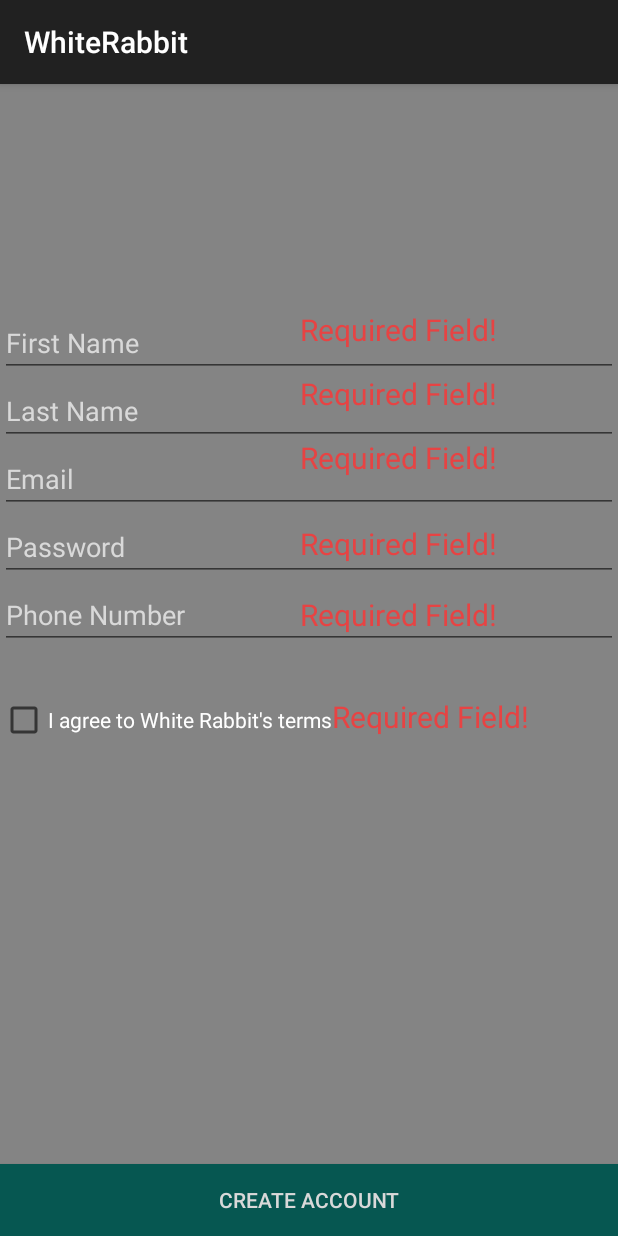
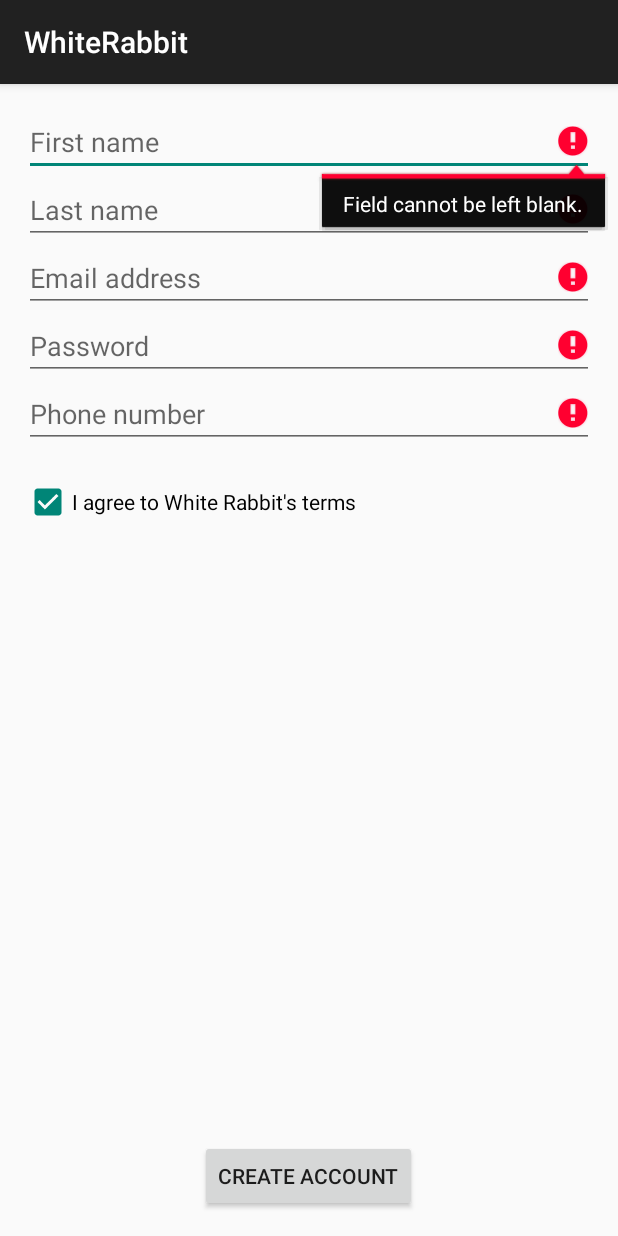
Before and after one commit to jak060/WhiteRabbit, an Android app: the CreateAccountActivity screen opened directly, with no data from a screen before it, after a tap on "CREATE ACCOUNT", on a phone screen of 412 x 824 dp. Run offline under Robolectric (Android 15) with nearby library versions, the light colour scheme and no system bars; 1 other tap on this screen came first.

Commit message:
Update create account activity UI

```diff
--- a/app/src/main/java/com/example/whiterabbit/CreateAccountActivity.java
+++ b/app/src/main/java/com/example/whiterabbit/CreateAccountActivity.java
@@ -1,25 +1,14 @@
 package com.example.whiterabbit;
 
-import android.app.Activity;
 import android.app.ProgressDialog;
 import android.content.Intent;
 import android.os.Bundle;
-import android.support.v7.app.ActionBarActivity;
 import android.support.v7.app.AppCompatActivity;
-import android.text.Editable;
-import android.text.TextWatcher;
 import android.util.Log;
-import android.view.KeyEvent;
-import android.view.Menu;
-import android.view.MenuItem;
 import android.view.View;
-import android.view.inputmethod.EditorInfo;
-import android.view.inputmethod.InputMethodManager;
 import android.widget.Button;
 import android.widget.CheckBox;
 import android.widget.EditText;
-import android.widget.RadioButton;
-import android.widget.RadioGroup;
 import android.widget.TextView;
 import android.widget.Toast;
 
@@ -31,39 +20,19 @@
 
 public class CreateAccountActivity extends AppCompatActivity {
 
+    private static final String ERROR_EMPTY_FIELD = "Field cannot be left blank.";
+    private static final String ERROR_AGREE_BOX = "You must agree to the terms to create an account.";
+
     // For the debugging purpose
     public final String TAG = this.getClass().getSimpleName();
 
-    // To convert user inputs(EditText) to String
-    public String textField1 = "";
-    public String textField2 = "";
-    public String textField3 = "";
-    public String textField4 = "";
-    public String textField5 = "";
+    private EditText firstName;
+    private EditText lastName;
+    private EditText email;
+    private EditText password;
+    private EditText phoneNumber;
 
-    // To check whether textFields(user inputs) are empty
-    public boolean isEmpty1 = true;
-    public boolean isEmpty2 = true;
-    public boolean isEmpty3 = true;
-    public boolean isEmpty4 = true;
-    public boolean isEmpty5 = true;
-
-    // To check whether the user has checked the checkbox for the agreeing terms
-    public boolean isChecked = false;
-
-    public EditText firstName;
-    public EditText lastName;
-    public EditText email;
-    public EditText password;
-    public EditText phoneNumber;
-
-    // To let user know that they have to meet minimum requirements to create an account
-    public TextView req1;
-    public TextView req2;
-    public TextView req3;
-    public TextView req4;
-    public TextView req5;
-    public TextView req6;
+    private TextView agreeBoxReqMsg;
 
     @Override
     protected void onCreate(Bundle savedInstanceState) {
@@ -80,14 +49,18 @@
         password = (EditText) findViewById(R.id.password);
         phoneNumber = (EditText) findViewById(R.id.phoneNumber);
 
-        req1 = (TextView) findViewById(R.id.reqField1);
-        req2 = (TextView) findViewById(R.id.reqField2);
-        req3 = (TextView) findViewById(R.id.reqField3);
-        req4 = (TextView) findViewById(R.id.reqField4);
-        req5 = (TextView) findViewById(R.id.reqField5);
-        req6 = (TextView) findViewById(R.id.reqField6);
+        agreeBoxReqMsg = (TextView) findViewById(R.id.agreeBoxReqMsg);
 
         final CheckBox agreeTerm = (CheckBox) findViewById(R.id.agreeBox);
+        agreeTerm.setOnClickListener(new View.OnClickListener() {
+
+            @Override
+            public void onClick(View v) {
+                if (agreeTerm.isChecked()) {
+                    agreeBoxReqMsg.setText("");
+                }
+            }
+        });
 
         // Hides the keyboard when the user touches something other then the edit text fields
         Utility.hideKeyboard(this, firstName);
@@ -102,72 +75,39 @@
             @Override
             public void onClick(View v) {
 
-                textField1 = firstName.getText().toString();
-                textField2 = lastName.getText().toString();
-                textField3 = email.getText().toString();
-                textField4 = password.getText().toString();
-                textField5 = phoneNumber.getText().toString();
-
-                // To check whether each input is empty or not
-                if(textField1.length() > 0) {
-                    isEmpty1 = false;
-                    req1.setText("");
-                } else {
-                    isEmpty1 = true;
-                    req1.setText("Required Field!");
+                if(firstName.getText().length() == 0) {
+                    firstName.setError(ERROR_EMPTY_FIELD);
                 }
 
-                if(textField2.length() > 0) {
-                    isEmpty2 = false;
-                    req2.setText("");
-                } else {
-                    isEmpty2 = true;
-                    req2.setText("Required Field!");
-                }
-                if(textField3.length() > 0) {
-                    isEmpty3 = false;
-                    req3.setText("");
-                } else {
-                    isEmpty3 = true;
-                    req3.setText("Required Field!");
+                if(lastName.getText().length() == 0) {
+                    lastName.setError(ERROR_EMPTY_FIELD);
                 }
 
-                if(textField4.length() > 0) {
-                    isEmpty4 = false;
-                    req4.setText("");
-                } else {
-                    isEmpty4 = true;
-                    req4.setText("Required Field!");
+                if(email.getText().length() == 0) {
+                    email.setError(ERROR_EMPTY_FIELD);
                 }
 
-                if(textField5.length() > 0) {
-                    isEmpty5 = false;
-                    req5.setText("");
-                } else {
-                    isEmpty5 = true;
-                    req5.setText("Required Field!");
+                if(password.getText().length() == 0) {
+                    password.setError(ERROR_EMPTY_FIELD);
                 }
 
-                // If the return value is false, then it indicates that the user hasn't checked
-                // the checkbox
-                if(agreeTerm.isChecked() == false) {
-                    isChecked = false;
-                    req6.setText("Required Field!");
-                } else {
-                    isChecked = true;
-                    req6.setText("");
+                if(phoneNumber.getText().length() == 0) {
+                    phoneNumber.setError(ERROR_EMPTY_FIELD);
                 }
 
-                Log.v(TAG, "isEmpty1:" + isEmpty1);
-                Log.v(TAG, "isEmpty2:" + isEmpty2);
-                Log.v(TAG, "isEmpty3:" + isEmpty3);
-                Log.v(TAG, "isEmpty4:" + isEmpty4);
-                Log.v(TAG, "isEmpty5:" + isEmpty5);
-                Log.v(TAG, "isChecked:" + isChecked);
+                if(!agreeTerm.isChecked()) {
+                    agreeBoxReqMsg.setText(ERROR_AGREE_BOX);
+                } else {
+                    agreeBoxReqMsg.setText("");
+                }
 
-                // Makes sure that the user has filled each text field & checkbox & radio button
-                if(isEmpty1 == false && isEmpty2 == false && isEmpty3 == false && isEmpty4 == false
-                        && isEmpty5 == false && isChecked == true) {
+                // Makes sure that the user has completed everything
+                if(firstName.getText().length() > 0 &&
+                        lastName.getText().length() > 0 &&
+                        email.getText().length() > 0 &&
+                        password.getText().length() > 0 &&
+                        phoneNumber.getText().length() > 0 &&
+                        agreeTerm.isChecked()) {
 
                     final ProgressDialog dialog = new ProgressDialog(CreateAccountActivity.this);
                     dialog.setTitle("Thank You For Your Patience");
@@ -178,11 +118,11 @@
 
                     // Set up a new user
                     ParseUser user = new ParseUser();
-                    user.setUsername(textField3);
-                    user.setPassword(textField4);
-                    user.put("firstName", textField1);
-                    user.put("lastName", textField2);
-                    user.put("phoneNumber", textField5);
+                    user.setUsername(email.getText().toString());
+                    user.setPassword(password.getText().toString());
+                    user.put("firstName", firstName.getText().toString());
+                    user.put("lastName", lastName.getText().toString());
+                    user.put("phoneNumber", phoneNumber.getText().toString());
                     user.put("carrots", 50);
                     user.put("rankPoints", 0);
                     user.put("attempts", 0);
@@ -203,17 +143,15 @@
                                     Toast.makeText(CreateAccountActivity.this, "Username already taken!", Toast.LENGTH_LONG).show();
                                     email.setText("");
                                 }
-
                             }
 
                             else {
-
                                 ParseInstallation installation = ParseInstallation.getCurrentInstallation();
-                                installation.put("user", textField5);
+                                installation.put("user", email.getText().toString());
                                 installation.put("userName", ParseUser.getCurrentUser());
                                 // TODO: REMOVE ALL SPECIAL CHARS FROM THE PHONE NUMBER
                                 String testPhoneNumber = (String) ParseUser.getCurrentUser().get("phoneNumber");
-                                Log.v(TAG, "Phone Number At CREATE_ACCOUNT_CORRECT: " + textField5);
+                                Log.v(TAG, "Phone Number At CREATE_ACCOUNT_CORRECT: " + phoneNumber.getText().toString());
                                 Log.v(TAG, "Phone Number At CREATE_ACCOUNT_TEST: " + testPhoneNumber);
                                 installation.saveInBackground(new SaveCallback() {
                                     @Override
@@ -235,16 +173,4 @@
         });
     }
 
-    // A method that checks the length of the passed string and set whether it's empty or not.
-    // And then it sets the corresponding text message
-    public void checkLength(String str, TextView textView, boolean isEmpty) {
-        if(str.length() != 0) {
-            isEmpty = false;
-            textView.setText("");
-        } else {
-            isEmpty = true;
-            textView.setText("Required Field!");
-        }
-    }
-
 }
--- a/app/src/main/res/layout/activity_create_account.xml
+++ b/app/src/main/res/layout/activity_create_account.xml
@@ -1,164 +1,85 @@
 <?xml version="1.0" encoding="utf-8"?>
+<ScrollView xmlns:android="http://schemas.android.com/apk/res/android"
+    android:layout_width="fill_parent"
+    android:layout_height="fill_parent"
+    android:fillViewport="true">
     <RelativeLayout xmlns:android="http://schemas.android.com/apk/res/android"
         android:layout_width="match_parent"
-    android:layout_height="match_parent"
+        android:layout_height="wrap_content"
+        android:paddingLeft="@dimen/activity_horizontal_margin"
+        android:paddingRight="@dimen/activity_horizontal_margin"
+        android:paddingTop="@dimen/activity_vertical_margin"
+        android:paddingBottom="@dimen/activity_vertical_margin"
         android:clickable="true"
         android:focusableInTouchMode="true"
         android:focusable="true"
-    android:transitionGroup="false"
-    android:background="#848484">
+        android:transitionGroup="false">
 
-
-    <Button
-        android:layout_width="fill_parent"
-        android:layout_height="wrap_content"
-        android:text="Create Account"
-        android:id="@+id/createAccountBtn"
-        android:textColor="#d9d9d9"
-        android:layout_alignParentBottom="true"
-        android:layout_centerHorizontal="true"
-        android:background="#065751"/>
-
-    <EditText
+        <EditText android:id="@+id/firstName"
             android:layout_width="match_parent"
             android:layout_height="wrap_content"
-        android:id="@+id/firstName"
-        android:hint="First Name"
-        android:textColorHint="#d9d9d9"
+            android:hint="@string/label_first_name"
             android:inputType="textImeMultiLine"
             android:layout_alignParentTop="true"
-        android:layout_alignParentStart="true"
-        android:layout_marginTop="150dp"
-        android:textColor="#d9d9d9" />
+            android:layout_alignParentStart="true" />
 
-    <TextView
-        android:layout_width="wrap_content"
-        android:layout_height="wrap_content"
-        android:textAppearance="?android:attr/textAppearanceLarge"
-        android:text=""
-        android:textColor="#E74343"
-        android:id="@+id/reqField1"
-        android:layout_marginTop="150dp"
-        android:layout_marginLeft="200dp"
-        android:textSize="20dp" />
-
-    <EditText
+        <EditText android:id="@+id/lastName"
             android:layout_width="match_parent"
             android:layout_height="wrap_content"
-        android:id="@+id/lastName"
-        android:hint="Last Name"
-        android:textColorHint="#d9d9d9"
+            android:hint="@string/label_last_name"
             android:inputType="textImeMultiLine"
-        android:layout_below="@+id/firstName"
-        android:textColor="#d9d9d9"/>
+            android:layout_below="@+id/firstName" />
 
-    <TextView
-        android:layout_width="wrap_content"
-        android:layout_height="wrap_content"
-        android:textAppearance="?android:attr/textAppearanceLarge"
-        android:text=""
-        android:textColor="#E74343"
-        android:id="@+id/reqField2"
-        android:layout_below="@+id/reqField1"
-        android:layout_marginTop="15dp"
-        android:layout_marginLeft="200dp"
-        android:textSize="20dp"/>
-
-    <EditText
+        <EditText android:id="@+id/email"
             android:layout_width="match_parent"
             android:layout_height="wrap_content"
-        android:id="@+id/email"
-        android:hint="Email"
+            android:hint="@string/label_email"
             android:inputType="textImeMultiLine"
-        android:textColorHint="#d9d9d9"
-        android:layout_below="@+id/lastName"
-        android:textColor="#d9d9d9" />
+            android:layout_below="@+id/lastName" />
 
-    <TextView
-        android:layout_width="wrap_content"
-        android:layout_height="wrap_content"
-        android:textAppearance="?android:attr/textAppearanceLarge"
-        android:text=""
-        android:textColor="#E74343"
-        android:id="@+id/reqField3"
-        android:layout_below="@+id/reqField2"
-        android:layout_marginTop="15dp"
-        android:layout_marginLeft="200dp"
-        android:textSize="20dp"/>
-
-    <EditText
+        <EditText android:layout_below="@+id/email"
             android:layout_width="match_parent"
             android:layout_height="wrap_content"
             android:inputType="textPassword"
             android:ems="10"
             android:id="@+id/password"
-        android:hint="Password"
-        android:textColorHint="#d9d9d9"
-        android:layout_below="@+id/email"
-        android:textColor="#d9d9d9" />
+            android:hint="@string/label_password" />
 
-    <TextView
-        android:layout_width="wrap_content"
-        android:layout_height="wrap_content"
-        android:textAppearance="?android:attr/textAppearanceLarge"
-        android:text=""
-        android:textColor="#E74343"
-        android:id="@+id/reqField4"
-        android:layout_below="@+id/reqField3"
-        android:layout_marginTop="30dp"
-        android:layout_marginLeft="200dp"
-        android:textSize="20dp"/>
-
-    <EditText
+        <EditText android:id="@+id/phoneNumber"
             android:layout_width="match_parent"
             android:layout_height="wrap_content"
             android:inputType="phone"
             android:ems="10"
-        android:hint="Phone Number"
-        android:textColorHint="#d9d9d9"
-        android:layout_below="@+id/password"
-        android:textColor="#d9d9d9"
-        android:id="@+id/phoneNumber" />
+            android:hint="@string/label_phone"
+            android:layout_below="@+id/password" />
 
-    <TextView
+        <CheckBox android:id="@+id/agreeBox"
+            android:layout_below="@id/phoneNumber"
             android:layout_width="wrap_content"
             android:layout_height="wrap_content"
-        android:textAppearance="?android:attr/textAppearanceLarge"
+            android:layout_marginTop="20dp"
+            android:text="@string/label_agreement"
+            android:checked="false" />
+
+        <TextView android:id="@+id/agreeBoxReqMsg"
+            android:layout_below="@id/agreeBox"
+            android:layout_width="wrap_content"
+            android:layout_height="wrap_content"
             android:text=""
-        android:textColor="#E74343"
-        android:id="@+id/reqField5"
-        android:layout_below="@+id/reqField4"
-        android:layout_marginTop="20dp"
-        android:layout_marginLeft="200dp"
-        android:textSize="20dp" />
+            android:textColor="#E74343" />
 
         <LinearLayout
-        android:orientation="horizontal"
             android:layout_width="fill_parent"
-        android:layout_height="wrap_content"
-        android:layout_below="@+id/phoneNumber"
-        android:layout_alignParentStart="true"
-        android:layout_marginTop="31dp">
+            android:layout_height="fill_parent"
+            android:layout_below="@+id/agreeBoxReqMsg"
+            android:layout_marginTop="10dp"
+            android:gravity="center_horizontal|bottom" >
 
-        <CheckBox
+            <Button android:id="@+id/createAccountBtn"
                 android:layout_width="wrap_content"
                 android:layout_height="wrap_content"
-            android:text="I agree to White Rabbit&apos;s terms"
-            android:textColor="#ffffff"
-            android:id="@+id/agreeBox"
-            android:checked="false" />
-
-        <TextView
-            android:layout_width="wrap_content"
-            android:layout_height="wrap_content"
-            android:textAppearance="?android:attr/textAppearanceMedium"
-            android:text=""
-            android:id="@+id/reqField6"
-            android:textColor="#E74343"
-            android:textSize="20dp"/>
-
+                android:text="@string/btn_create" />
         </LinearLayout>
 
-
-
     </RelativeLayout>
+</ScrollView>
--- a/app/src/main/res/values/strings.xml
+++ b/app/src/main/res/values/strings.xml
@@ -16,6 +16,16 @@
     <string name="action_create_event">New Event</string>
     <string name="action_settings">Settings</string>
     <string name="action_event_send">Send</string>
+
+    <!-- Create account strings -->
+    <string name="label_first_name">First name</string>
+    <string name="label_last_name">Last name</string>
+    <string name="label_email">Email address</string>
+    <string name="label_password">Password</string>
+    <string name="label_phone">Phone number</string>
+    <string name="label_agreement">I agree to White Rabbit\'s terms</string>
+
+    <string name="btn_create">Create account</string>
 
     <!-- Buttons strings -->
     <string name="add_geofences">Add geofences</string>
```
Lines whose indentation alone changed are shown as unchanged.
